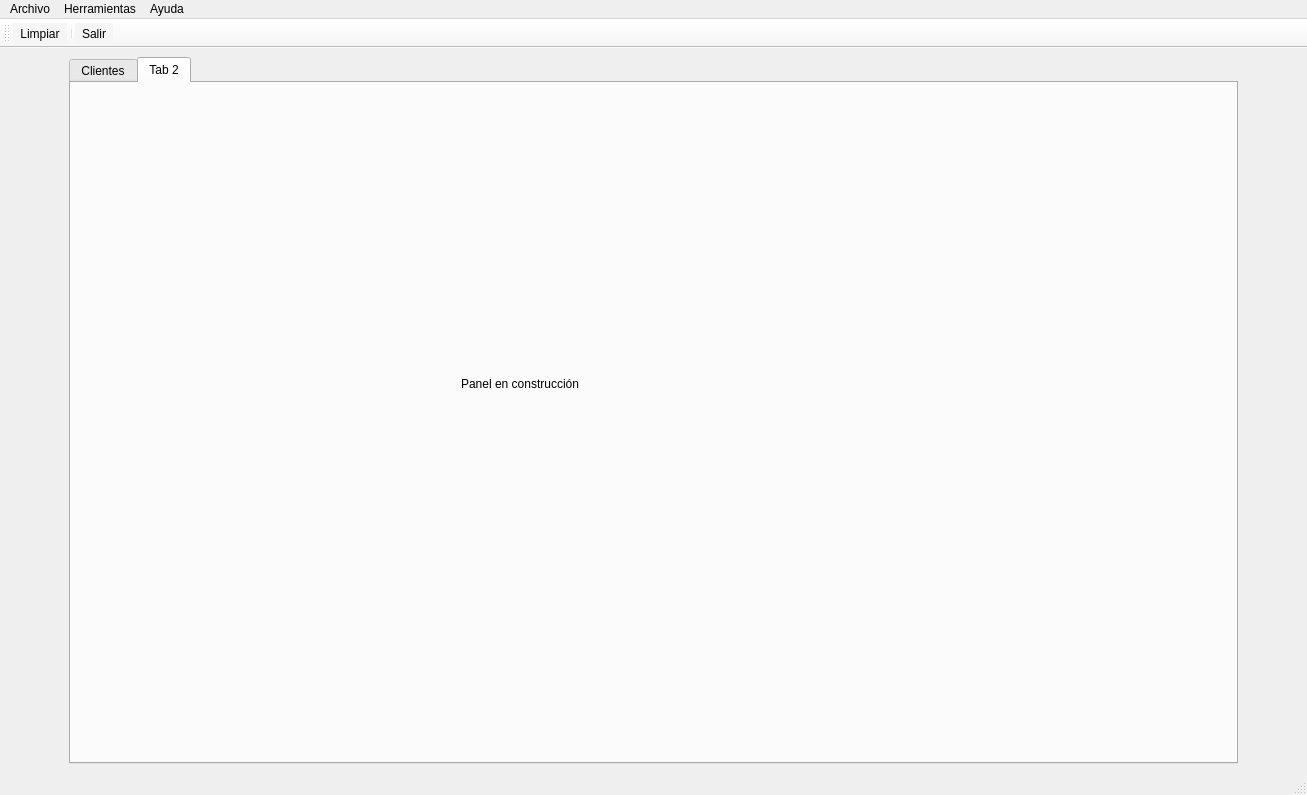
This is templates/ventPrincipal.ui in Manuerty/ProyecyoDI as Qt 5 draws it before an edit. The edited form follows.
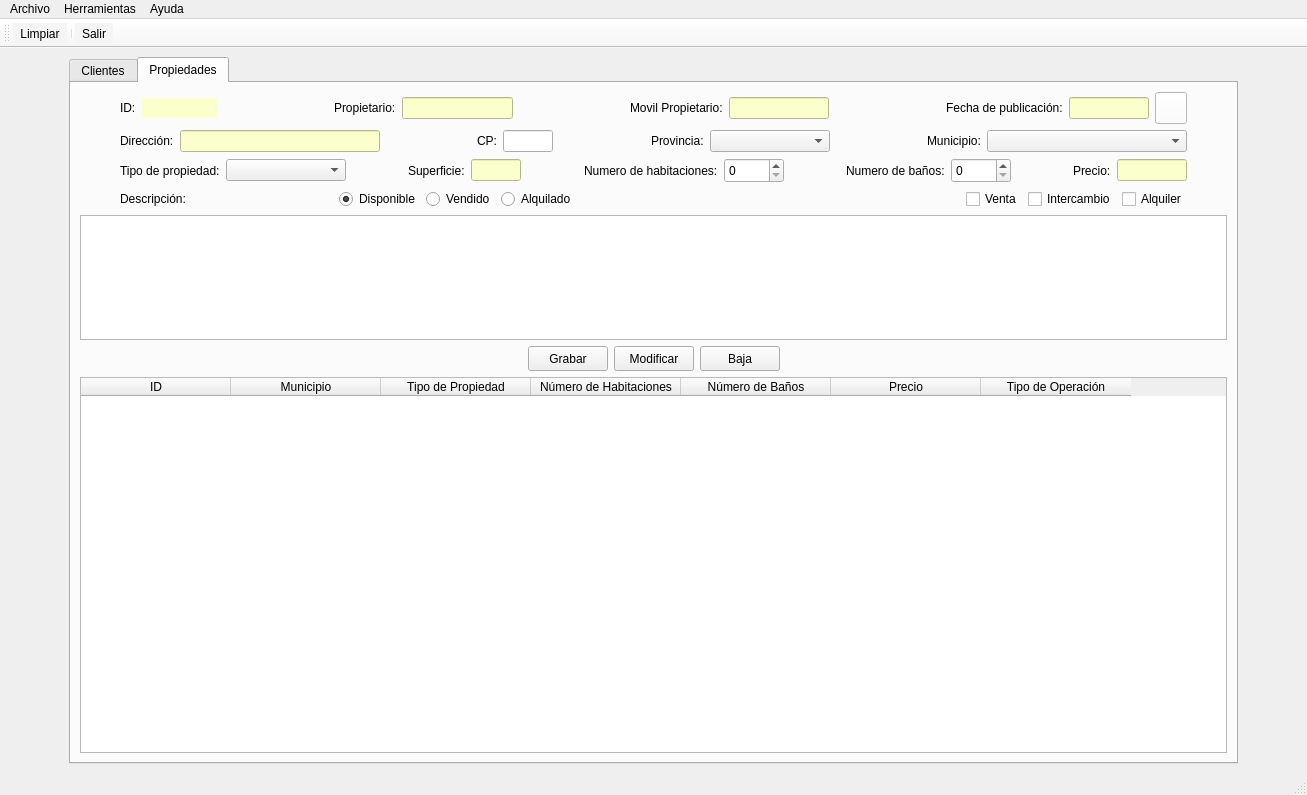
This is the edited form. The open tabs and pages were chosen to show the change. Icons and pictures are not drawn.

Commit message: feat(global): create table propiedades

Patch:
```diff
--- a/templates/ventPrincipal.ui
+++ b/templates/ventPrincipal.ui
@@ -671,21 +671,906 @@
       </widget>
       <widget class="QWidget" name="PesConstruct">
        <attribute name="title">
-        <string>Tab 2</string>
+        <string>Propiedades</string>
        </attribute>
-       <widget class="QLabel" name="label">
-        <property name="geometry">
-         <rect>
-          <x>390</x>
-          <y>280</y>
-          <width>121</width>
-          <height>41</height>
-         </rect>
-        </property>
-        <property name="text">
-         <string>Panel en construcción</string>
-        </property>
-       </widget>
+       <layout class="QVBoxLayout" name="verticalLayout_2">
+        <item>
+         <layout class="QHBoxLayout" name="horizontalLayout_6">
+          <item>
+           <layout class="QGridLayout" name="gridLayout_3">
+            <item row="6" column="0">
+             <widget class="QTextEdit" name="textDescriptProp">
+              <property name="maximumSize">
+               <size>
+                <width>16777215</width>
+                <height>125</height>
+               </size>
+              </property>
+             </widget>
+            </item>
+            <item row="5" column="0">
+             <layout class="QHBoxLayout" name="horizontalLayout_15">
+              <item>
+               <spacer name="horizontalSpacer_30">
+                <property name="orientation">
+                 <enum>Qt::Horizontal</enum>
+                </property>
+                <property name="sizeType">
+                 <enum>QSizePolicy::Fixed</enum>
+                </property>
+                <property name="sizeHint" stdset="0">
+                 <size>
+                  <width>40</width>
+                  <height>20</height>
+                 </size>
+                </property>
+               </spacer>
+              </item>
+              <item>
+               <widget class="QLabel" name="lblDescriptProp">
+                <property name="text">
+                 <string>Descripción:</string>
+                </property>
+               </widget>
+              </item>
+              <item>
+               <layout class="QHBoxLayout" name="horizontalLayout_5">
+                <item>
+                 <spacer name="horizontalSpacer_22">
+                  <property name="orientation">
+                   <enum>Qt::Horizontal</enum>
+                  </property>
+                  <property name="sizeHint" stdset="0">
+                   <size>
+                    <width>40</width>
+                    <height>20</height>
+                   </size>
+                  </property>
+                 </spacer>
+                </item>
+                <item>
+                 <widget class="QRadioButton" name="rbDisponibleProp">
+                  <property name="text">
+                   <string>Disponible</string>
+                  </property>
+                  <property name="checked">
+                   <bool>true</bool>
+                  </property>
+                  <attribute name="buttonGroup">
+                   <string notr="true">buttonGroup_2</string>
+                  </attribute>
+                 </widget>
+                </item>
+                <item>
+                 <widget class="QRadioButton" name="rbVendidoProp">
+                  <property name="text">
+                   <string>Vendido</string>
+                  </property>
+                  <attribute name="buttonGroup">
+                   <string notr="true">buttonGroup_2</string>
+                  </attribute>
+                 </widget>
+                </item>
+                <item>
+                 <widget class="QRadioButton" name="rbAlquiladoProp">
+                  <property name="text">
+                   <string>Alquilado</string>
+                  </property>
+                  <attribute name="buttonGroup">
+                   <string notr="true">buttonGroup_2</string>
+                  </attribute>
+                 </widget>
+                </item>
+               </layout>
+              </item>
+              <item>
+               <spacer name="horizontalSpacer_23">
+                <property name="orientation">
+                 <enum>Qt::Horizontal</enum>
+                </property>
+                <property name="sizeHint" stdset="0">
+                 <size>
+                  <width>40</width>
+                  <height>20</height>
+                 </size>
+                </property>
+               </spacer>
+              </item>
+              <item>
+               <layout class="QHBoxLayout" name="horizontalLayout_11">
+                <item>
+                 <widget class="QCheckBox" name="chkVentaProp">
+                  <property name="text">
+                   <string>Venta</string>
+                  </property>
+                 </widget>
+                </item>
+                <item>
+                 <widget class="QCheckBox" name="chkIntercambioProp">
+                  <property name="text">
+                   <string>Intercambio</string>
+                  </property>
+                 </widget>
+                </item>
+                <item>
+                 <widget class="QCheckBox" name="chkAlquilerProp">
+                  <property name="text">
+                   <string>Alquiler</string>
+                  </property>
+                 </widget>
+                </item>
+                <item>
+                 <spacer name="horizontalSpacer_24">
+                  <property name="orientation">
+                   <enum>Qt::Horizontal</enum>
+                  </property>
+                  <property name="sizeType">
+                   <enum>QSizePolicy::Fixed</enum>
+                  </property>
+                  <property name="sizeHint" stdset="0">
+                   <size>
+                    <width>40</width>
+                    <height>20</height>
+                   </size>
+                  </property>
+                 </spacer>
+                </item>
+               </layout>
+              </item>
+             </layout>
+            </item>
+            <item row="0" column="0">
+             <layout class="QHBoxLayout" name="horizontalLayout_12">
+              <item>
+               <spacer name="horizontalSpacer_25">
+                <property name="orientation">
+                 <enum>Qt::Horizontal</enum>
+                </property>
+                <property name="sizeType">
+                 <enum>QSizePolicy::Fixed</enum>
+                </property>
+                <property name="sizeHint" stdset="0">
+                 <size>
+                  <width>40</width>
+                  <height>20</height>
+                 </size>
+                </property>
+               </spacer>
+              </item>
+              <item>
+               <widget class="QLabel" name="lblIdProp">
+                <property name="text">
+                 <string>ID:</string>
+                </property>
+               </widget>
+              </item>
+              <item>
+               <widget class="QLabel" name="lblShowIdProp">
+                <property name="minimumSize">
+                 <size>
+                  <width>75</width>
+                  <height>20</height>
+                 </size>
+                </property>
+                <property name="maximumSize">
+                 <size>
+                  <width>75</width>
+                  <height>20</height>
+                 </size>
+                </property>
+                <property name="styleSheet">
+                 <string notr="true">background-color: rgb(250, 255, 203);</string>
+                </property>
+                <property name="text">
+                 <string/>
+                </property>
+                <property name="alignment">
+                 <set>Qt::AlignCenter</set>
+                </property>
+               </widget>
+              </item>
+              <item>
+               <spacer name="horizontalSpacer_12">
+                <property name="orientation">
+                 <enum>Qt::Horizontal</enum>
+                </property>
+                <property name="sizeHint" stdset="0">
+                 <size>
+                  <width>40</width>
+                  <height>20</height>
+                 </size>
+                </property>
+               </spacer>
+              </item>
+              <item>
+               <widget class="QLabel" name="lblPopietarioProp">
+                <property name="text">
+                 <string>Propietario:</string>
+                </property>
+               </widget>
+              </item>
+              <item>
+               <widget class="QLineEdit" name="txtPropietarioProp">
+                <property name="minimumSize">
+                 <size>
+                  <width>75</width>
+                  <height>0</height>
+                 </size>
+                </property>
+                <property name="maximumSize">
+                 <size>
+                  <width>150</width>
+                  <height>16777215</height>
+                 </size>
+                </property>
+                <property name="styleSheet">
+                 <string notr="true">background-color: rgb(250, 255, 203);</string>
+                </property>
+               </widget>
+              </item>
+              <item>
+               <spacer name="horizontalSpacer_13">
+                <property name="orientation">
+                 <enum>Qt::Horizontal</enum>
+                </property>
+                <property name="sizeHint" stdset="0">
+                 <size>
+                  <width>40</width>
+                  <height>20</height>
+                 </size>
+                </property>
+               </spacer>
+              </item>
+              <item>
+               <widget class="QLabel" name="lblMovilpropietarioProp">
+                <property name="text">
+                 <string>Movil Propietario:</string>
+                </property>
+               </widget>
+              </item>
+              <item>
+               <widget class="QLineEdit" name="txtMovilpropietarioProp">
+                <property name="minimumSize">
+                 <size>
+                  <width>75</width>
+                  <height>0</height>
+                 </size>
+                </property>
+                <property name="maximumSize">
+                 <size>
+                  <width>100</width>
+                  <height>16777215</height>
+                 </size>
+                </property>
+                <property name="styleSheet">
+                 <string notr="true">background-color: rgb(250, 255, 203);</string>
+                </property>
+               </widget>
+              </item>
+              <item>
+               <spacer name="horizontalSpacer_14">
+                <property name="orientation">
+                 <enum>Qt::Horizontal</enum>
+                </property>
+                <property name="sizeHint" stdset="0">
+                 <size>
+                  <width>40</width>
+                  <height>20</height>
+                 </size>
+                </property>
+               </spacer>
+              </item>
+              <item>
+               <widget class="QLabel" name="lblFechapubliProp">
+                <property name="text">
+                 <string>Fecha de publicación:</string>
+                </property>
+               </widget>
+              </item>
+              <item>
+               <widget class="QLineEdit" name="txtFechaPubliProp">
+                <property name="minimumSize">
+                 <size>
+                  <width>80</width>
+                  <height>0</height>
+                 </size>
+                </property>
+                <property name="maximumSize">
+                 <size>
+                  <width>80</width>
+                  <height>16777215</height>
+                 </size>
+                </property>
+                <property name="styleSheet">
+                 <string notr="true">background-color: rgb(250, 255, 203);</string>
+                </property>
+                <property name="alignment">
+                 <set>Qt::AlignCenter</set>
+                </property>
+               </widget>
+              </item>
+              <item>
+               <widget class="QPushButton" name="btnBajaCli_3">
+                <property name="minimumSize">
+                 <size>
+                  <width>32</width>
+                  <height>32</height>
+                 </size>
+                </property>
+                <property name="maximumSize">
+                 <size>
+                  <width>32</width>
+                  <height>32</height>
+                 </size>
+                </property>
+                <property name="styleSheet">
+                 <string notr="true">background-color: rgb(255, 255, 255);</string>
+                </property>
+                <property name="text">
+                 <string/>
+                </property>
+                <property name="icon">
+                 <iconset>
+                  <normaloff>../img/calendar.ico</normaloff>../img/calendar.ico</iconset>
+                </property>
+                <property name="iconSize">
+                 <size>
+                  <width>21</width>
+                  <height>21</height>
+                 </size>
+                </property>
+               </widget>
+              </item>
+              <item>
+               <spacer name="horizontalSpacer_31">
+                <property name="orientation">
+                 <enum>Qt::Horizontal</enum>
+                </property>
+                <property name="sizeType">
+                 <enum>QSizePolicy::Fixed</enum>
+                </property>
+                <property name="sizeHint" stdset="0">
+                 <size>
+                  <width>40</width>
+                  <height>20</height>
+                 </size>
+                </property>
+               </spacer>
+              </item>
+             </layout>
+            </item>
+            <item row="1" column="0">
+             <layout class="QHBoxLayout" name="horizontalLayout_13">
+              <item>
+               <spacer name="horizontalSpacer_28">
+                <property name="orientation">
+                 <enum>Qt::Horizontal</enum>
+                </property>
+                <property name="sizeType">
+                 <enum>QSizePolicy::Fixed</enum>
+                </property>
+                <property name="sizeHint" stdset="0">
+                 <size>
+                  <width>40</width>
+                  <height>20</height>
+                 </size>
+                </property>
+               </spacer>
+              </item>
+              <item>
+               <widget class="QLabel" name="lblDirProp">
+                <property name="text">
+                 <string>Dirección:</string>
+                </property>
+               </widget>
+              </item>
+              <item>
+               <widget class="QLineEdit" name="txtDirProp">
+                <property name="minimumSize">
+                 <size>
+                  <width>200</width>
+                  <height>0</height>
+                 </size>
+                </property>
+                <property name="maximumSize">
+                 <size>
+                  <width>450</width>
+                  <height>16777215</height>
+                 </size>
+                </property>
+                <property name="styleSheet">
+                 <string notr="true">background-color: rgb(250, 255, 203);</string>
+                </property>
+               </widget>
+              </item>
+              <item>
+               <spacer name="horizontalSpacer_15">
+                <property name="orientation">
+                 <enum>Qt::Horizontal</enum>
+                </property>
+                <property name="sizeHint" stdset="0">
+                 <size>
+                  <width>40</width>
+                  <height>20</height>
+                 </size>
+                </property>
+               </spacer>
+              </item>
+              <item>
+               <widget class="QLabel" name="lblCpProp">
+                <property name="text">
+                 <string>CP:</string>
+                </property>
+               </widget>
+              </item>
+              <item>
+               <widget class="QLineEdit" name="txtCpProp">
+                <property name="minimumSize">
+                 <size>
+                  <width>50</width>
+                  <height>0</height>
+                 </size>
+                </property>
+                <property name="maximumSize">
+                 <size>
+                  <width>50</width>
+                  <height>16777215</height>
+                 </size>
+                </property>
+                <property name="layoutDirection">
+                 <enum>Qt::LeftToRight</enum>
+                </property>
+                <property name="styleSheet">
+                 <string notr="true"/>
+                </property>
+                <property name="alignment">
+                 <set>Qt::AlignRight|Qt::AlignTrailing|Qt::AlignVCenter</set>
+                </property>
+               </widget>
+              </item>
+              <item>
+               <spacer name="horizontalSpacer_16">
+                <property name="orientation">
+                 <enum>Qt::Horizontal</enum>
+                </property>
+                <property name="sizeHint" stdset="0">
+                 <size>
+                  <width>40</width>
+                  <height>20</height>
+                 </size>
+                </property>
+               </spacer>
+              </item>
+              <item>
+               <widget class="QLabel" name="lblProvProp">
+                <property name="text">
+                 <string>Provincia:</string>
+                </property>
+               </widget>
+              </item>
+              <item>
+               <widget class="QComboBox" name="cmbProvProp">
+                <property name="minimumSize">
+                 <size>
+                  <width>120</width>
+                  <height>0</height>
+                 </size>
+                </property>
+                <property name="maximumSize">
+                 <size>
+                  <width>120</width>
+                  <height>16777215</height>
+                 </size>
+                </property>
+               </widget>
+              </item>
+              <item>
+               <spacer name="horizontalSpacer_17">
+                <property name="orientation">
+                 <enum>Qt::Horizontal</enum>
+                </property>
+                <property name="sizeHint" stdset="0">
+                 <size>
+                  <width>40</width>
+                  <height>20</height>
+                 </size>
+                </property>
+               </spacer>
+              </item>
+              <item>
+               <widget class="QLabel" name="lblMuniProp">
+                <property name="text">
+                 <string>Municipio:</string>
+                </property>
+               </widget>
+              </item>
+              <item>
+               <widget class="QComboBox" name="cmbMuniProp">
+                <property name="minimumSize">
+                 <size>
+                  <width>200</width>
+                  <height>0</height>
+                 </size>
+                </property>
+               </widget>
+              </item>
+              <item>
+               <spacer name="horizontalSpacer_32">
+                <property name="orientation">
+                 <enum>Qt::Horizontal</enum>
+                </property>
+                <property name="sizeType">
+                 <enum>QSizePolicy::Fixed</enum>
+                </property>
+                <property name="sizeHint" stdset="0">
+                 <size>
+                  <width>40</width>
+                  <height>20</height>
+                 </size>
+                </property>
+               </spacer>
+              </item>
+             </layout>
+            </item>
+            <item row="3" column="0">
+             <layout class="QHBoxLayout" name="horizontalLayout_14">
+              <item>
+               <spacer name="horizontalSpacer_29">
+                <property name="orientation">
+                 <enum>Qt::Horizontal</enum>
+                </property>
+                <property name="sizeType">
+                 <enum>QSizePolicy::Fixed</enum>
+                </property>
+                <property name="sizeHint" stdset="0">
+                 <size>
+                  <width>40</width>
+                  <height>20</height>
+                 </size>
+                </property>
+               </spacer>
+              </item>
+              <item>
+               <widget class="QLabel" name="lblTipoProp">
+                <property name="text">
+                 <string>Tipo de propiedad:</string>
+                </property>
+               </widget>
+              </item>
+              <item>
+               <widget class="QComboBox" name="cmbTipoProp">
+                <property name="minimumSize">
+                 <size>
+                  <width>120</width>
+                  <height>0</height>
+                 </size>
+                </property>
+                <property name="maximumSize">
+                 <size>
+                  <width>120</width>
+                  <height>16777215</height>
+                 </size>
+                </property>
+               </widget>
+              </item>
+              <item>
+               <spacer name="horizontalSpacer_18">
+                <property name="orientation">
+                 <enum>Qt::Horizontal</enum>
+                </property>
+                <property name="sizeHint" stdset="0">
+                 <size>
+                  <width>40</width>
+                  <height>20</height>
+                 </size>
+                </property>
+               </spacer>
+              </item>
+              <item>
+               <widget class="QLabel" name="lblSuperficieProp">
+                <property name="text">
+                 <string>Superficie:</string>
+                </property>
+               </widget>
+              </item>
+              <item>
+               <widget class="QLineEdit" name="txtSuperficieProp">
+                <property name="minimumSize">
+                 <size>
+                  <width>50</width>
+                  <height>0</height>
+                 </size>
+                </property>
+                <property name="maximumSize">
+                 <size>
+                  <width>50</width>
+                  <height>16777215</height>
+                 </size>
+                </property>
+                <property name="styleSheet">
+                 <string notr="true">background-color: rgb(250, 255, 203);</string>
+                </property>
+                <property name="alignment">
+                 <set>Qt::AlignRight|Qt::AlignTrailing|Qt::AlignVCenter</set>
+                </property>
+               </widget>
+              </item>
+              <item>
+               <spacer name="horizontalSpacer_19">
+                <property name="orientation">
+                 <enum>Qt::Horizontal</enum>
+                </property>
+                <property name="sizeHint" stdset="0">
+                 <size>
+                  <width>40</width>
+                  <height>20</height>
+                 </size>
+                </property>
+               </spacer>
+              </item>
+              <item>
+               <widget class="QLabel" name="lblNumhabitProp">
+                <property name="text">
+                 <string>Numero de habitaciones:</string>
+                </property>
+               </widget>
+              </item>
+              <item>
+               <widget class="QSpinBox" name="spinNumhabitProp">
+                <property name="minimumSize">
+                 <size>
+                  <width>60</width>
+                  <height>25</height>
+                 </size>
+                </property>
+               </widget>
+              </item>
+              <item>
+               <spacer name="horizontalSpacer_20">
+                <property name="orientation">
+                 <enum>Qt::Horizontal</enum>
+                </property>
+                <property name="sizeHint" stdset="0">
+                 <size>
+                  <width>40</width>
+                  <height>20</height>
+                 </size>
+                </property>
+               </spacer>
+              </item>
+              <item>
+               <widget class="QLabel" name="lblNumbanProp">
+                <property name="text">
+                 <string>Numero de baños:</string>
+                </property>
+               </widget>
+              </item>
+              <item>
+               <widget class="QSpinBox" name="spinNumbanProp">
+                <property name="minimumSize">
+                 <size>
+                  <width>60</width>
+                  <height>25</height>
+                 </size>
+                </property>
+               </widget>
+              </item>
+              <item>
+               <spacer name="horizontalSpacer_21">
+                <property name="orientation">
+                 <enum>Qt::Horizontal</enum>
+                </property>
+                <property name="sizeHint" stdset="0">
+                 <size>
+                  <width>40</width>
+                  <height>20</height>
+                 </size>
+                </property>
+               </spacer>
+              </item>
+              <item>
+               <widget class="QLabel" name="lblPrecioProp">
+                <property name="text">
+                 <string>Precio:</string>
+                </property>
+               </widget>
+              </item>
+              <item>
+               <widget class="QLineEdit" name="txtPrecioProp">
+                <property name="minimumSize">
+                 <size>
+                  <width>70</width>
+                  <height>0</height>
+                 </size>
+                </property>
+                <property name="maximumSize">
+                 <size>
+                  <width>65</width>
+                  <height>16777215</height>
+                 </size>
+                </property>
+                <property name="styleSheet">
+                 <string notr="true">background-color: rgb(250, 255, 203);</string>
+                </property>
+                <property name="alignment">
+                 <set>Qt::AlignRight|Qt::AlignTrailing|Qt::AlignVCenter</set>
+                </property>
+               </widget>
+              </item>
+              <item>
+               <spacer name="horizontalSpacer_33">
+                <property name="orientation">
+                 <enum>Qt::Horizontal</enum>
+                </property>
+                <property name="sizeType">
+                 <enum>QSizePolicy::Fixed</enum>
+                </property>
+                <property name="sizeHint" stdset="0">
+                 <size>
+                  <width>40</width>
+                  <height>20</height>
+                 </size>
+                </property>
+               </spacer>
+              </item>
+             </layout>
+            </item>
+           </layout>
+          </item>
+         </layout>
+        </item>
+        <item>
+         <layout class="QHBoxLayout" name="horizontalLayout_3">
+          <item>
+           <spacer name="horizontalSpacer_26">
+            <property name="orientation">
+             <enum>Qt::Horizontal</enum>
+            </property>
+            <property name="sizeHint" stdset="0">
+             <size>
+              <width>328</width>
+              <height>20</height>
+             </size>
+            </property>
+           </spacer>
+          </item>
+          <item>
+           <layout class="QHBoxLayout" name="horizontalLayout_4">
+            <item alignment="Qt::AlignHCenter">
+             <widget class="QPushButton" name="btnGrabarProp">
+              <property name="minimumSize">
+               <size>
+                <width>80</width>
+                <height>25</height>
+               </size>
+              </property>
+              <property name="maximumSize">
+               <size>
+                <width>80</width>
+                <height>25</height>
+               </size>
+              </property>
+              <property name="text">
+               <string>Grabar</string>
+              </property>
+             </widget>
+            </item>
+            <item alignment="Qt::AlignHCenter">
+             <widget class="QPushButton" name="btnModifProp">
+              <property name="minimumSize">
+               <size>
+                <width>80</width>
+                <height>25</height>
+               </size>
+              </property>
+              <property name="maximumSize">
+               <size>
+                <width>80</width>
+                <height>25</height>
+               </size>
+              </property>
+              <property name="text">
+               <string>Modificar</string>
+              </property>
+             </widget>
+            </item>
+            <item alignment="Qt::AlignHCenter">
+             <widget class="QPushButton" name="btnDelfProp">
+              <property name="minimumSize">
+               <size>
+                <width>80</width>
+                <height>25</height>
+               </size>
+              </property>
+              <property name="maximumSize">
+               <size>
+                <width>80</width>
+                <height>25</height>
+               </size>
+              </property>
+              <property name="text">
+               <string>Baja</string>
+              </property>
+             </widget>
+            </item>
+           </layout>
+          </item>
+          <item>
+           <spacer name="horizontalSpacer_27">
+            <property name="orientation">
+             <enum>Qt::Horizontal</enum>
+            </property>
+            <property name="sizeHint" stdset="0">
+             <size>
+              <width>348</width>
+              <height>20</height>
+             </size>
+            </property>
+           </spacer>
+          </item>
+         </layout>
+        </item>
+        <item>
+         <widget class="QTableWidget" name="tablaProp">
+          <property name="autoFillBackground">
+           <bool>false</bool>
+          </property>
+          <property name="editTriggers">
+           <set>QAbstractItemView::NoEditTriggers</set>
+          </property>
+          <property name="selectionMode">
+           <enum>QAbstractItemView::SingleSelection</enum>
+          </property>
+          <property name="selectionBehavior">
+           <enum>QAbstractItemView::SelectRows</enum>
+          </property>
+          <attribute name="horizontalHeaderDefaultSectionSize">
+           <number>150</number>
+          </attribute>
+          <attribute name="horizontalHeaderMinimumSectionSize">
+           <number>60</number>
+          </attribute>
+          <attribute name="verticalHeaderVisible">
+           <bool>false</bool>
+          </attribute>
+          <column>
+           <property name="text">
+            <string>ID</string>
+           </property>
+          </column>
+          <column>
+           <property name="text">
+            <string>Municipio</string>
+           </property>
+          </column>
+          <column>
+           <property name="text">
+            <string>Tipo de Propiedad</string>
+           </property>
+          </column>
+          <column>
+           <property name="text">
+            <string>Número de Habitaciones</string>
+           </property>
+          </column>
+          <column>
+           <property name="text">
+            <string>Número de Baños</string>
+           </property>
+          </column>
+          <column>
+           <property name="text">
+            <string>Precio</string>
+           </property>
+          </column>
+          <column>
+           <property name="text">
+            <string>Tipo de Operación</string>
+           </property>
+          </column>
+         </widget>
+        </item>
+       </layout>
       </widget>
      </widget>
     </item>
```
Left out of the diff: 42 changed lines with no effect on the pictures. The commit also changes 6 other files.
